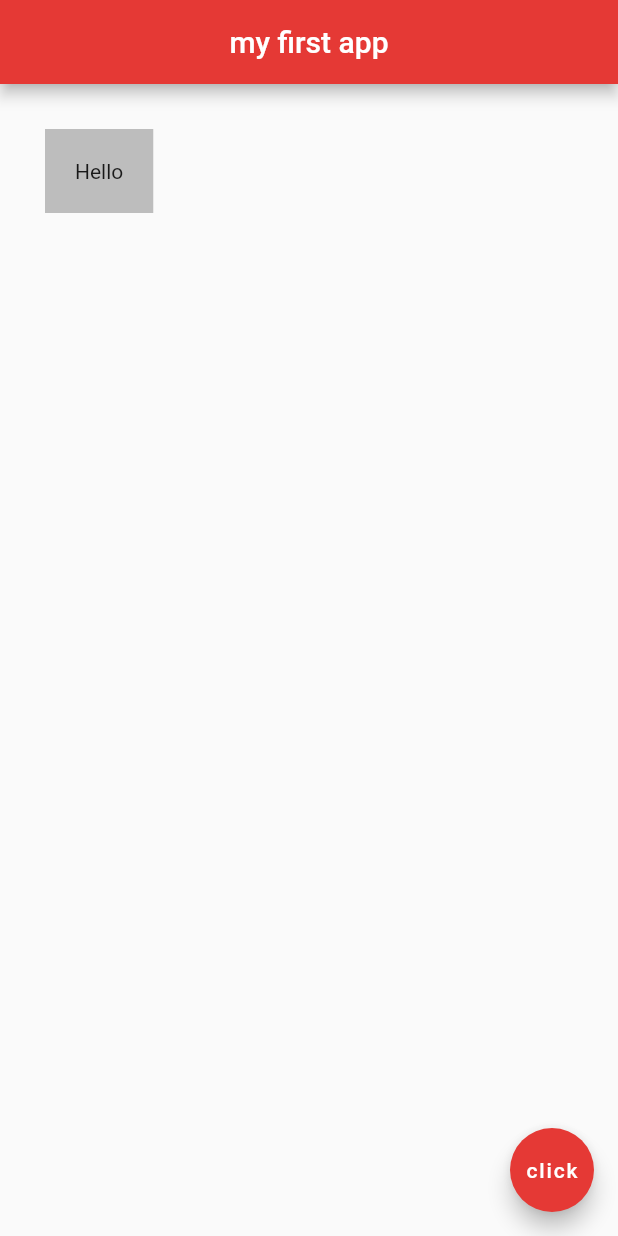
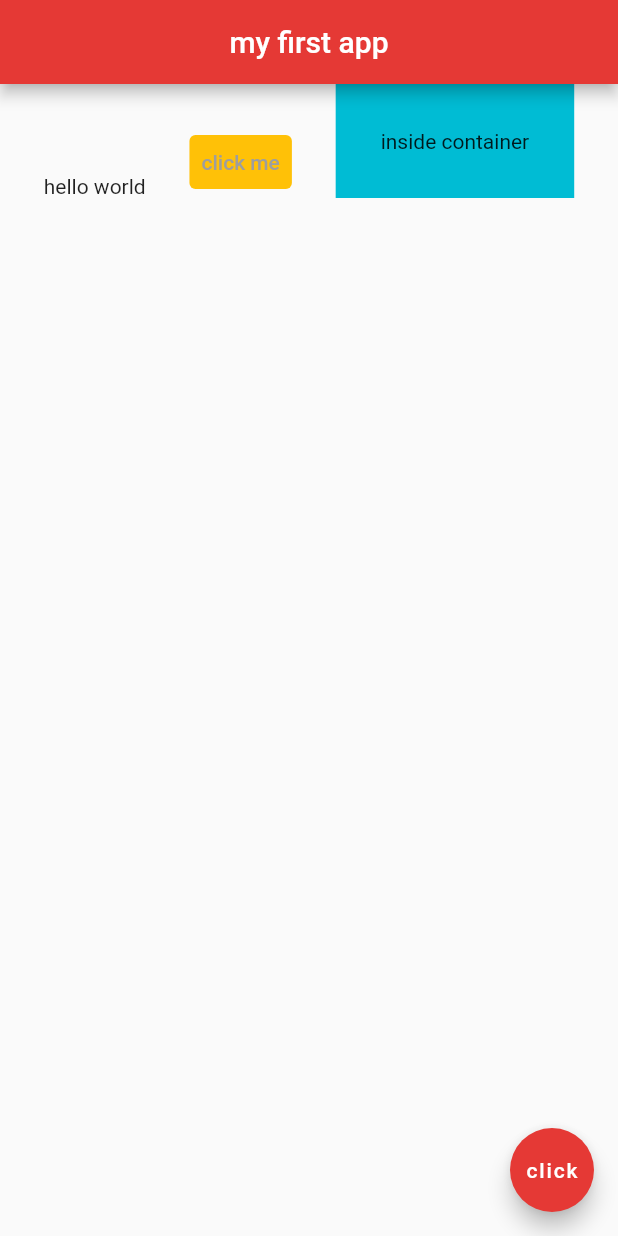
Before and after one commit to okeowosv/world-clock-F101-, a Flutter app: the screen it shows after launch, on a phone screen of 412 x 824 dp. Run offline on Flutter 3.47's test engine with Material 2 defaults, Android fonts, the phone set to English and light mode, and no system bars.

Commit message:
Add rows and multiple widgets

```diff
--- a/lib/main.dart
+++ b/lib/main.dart
@@ -13,11 +13,25 @@ class Home extends StatelessWidget {
         centerTitle: true,
         backgroundColor: Colors.red[600],
       ),
-      body: Container(
-        padding: EdgeInsets.all(20.0),
-        margin: EdgeInsets.all(30.0),
-        color: Colors.grey[400],
-        child: Text('Hello'),
+      body: Row(
+        mainAxisAlignment: MainAxisAlignment.spaceEvenly,
+        crossAxisAlignment: CrossAxisAlignment.end,
+        children: [
+          Text('hello world'),
+          TextButton(
+            onPressed: () {},
+            child: Text('click me', style: TextStyle(color: Colors.grey)),
+            style: TextButton.styleFrom(
+              primary: Colors.amber,
+              backgroundColor: Colors.amber,
+            ),
+          ),
+          Container(
+            color: Colors.cyan,
+            padding: EdgeInsets.all(30.0),
+            child: Text('inside container'),
+          ),
+        ],
       ),
       floatingActionButton: FloatingActionButton(
         child: Text('click'),
```
